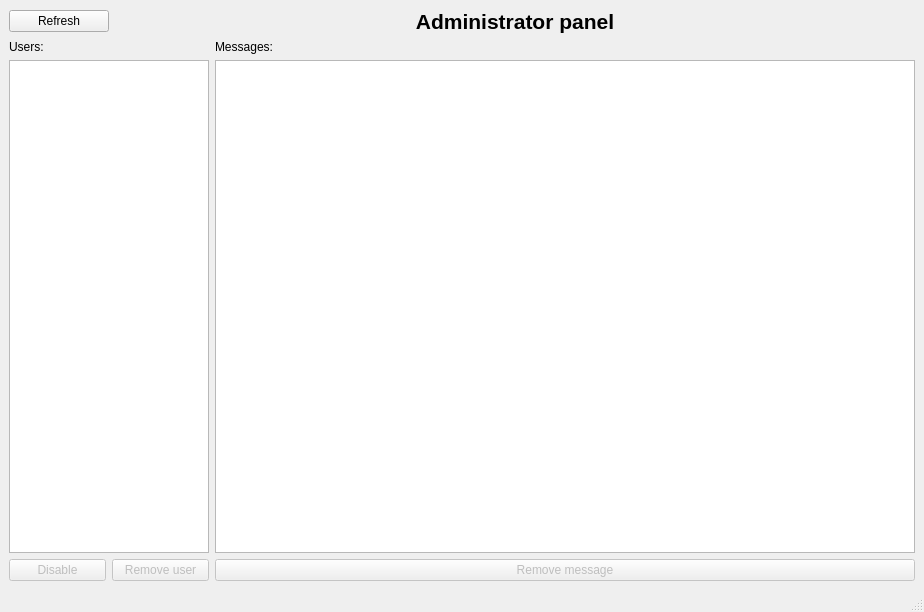
Above: server/mainwindow.ui from Lordgprs/GuiChat before the change. Below: the same form after it.
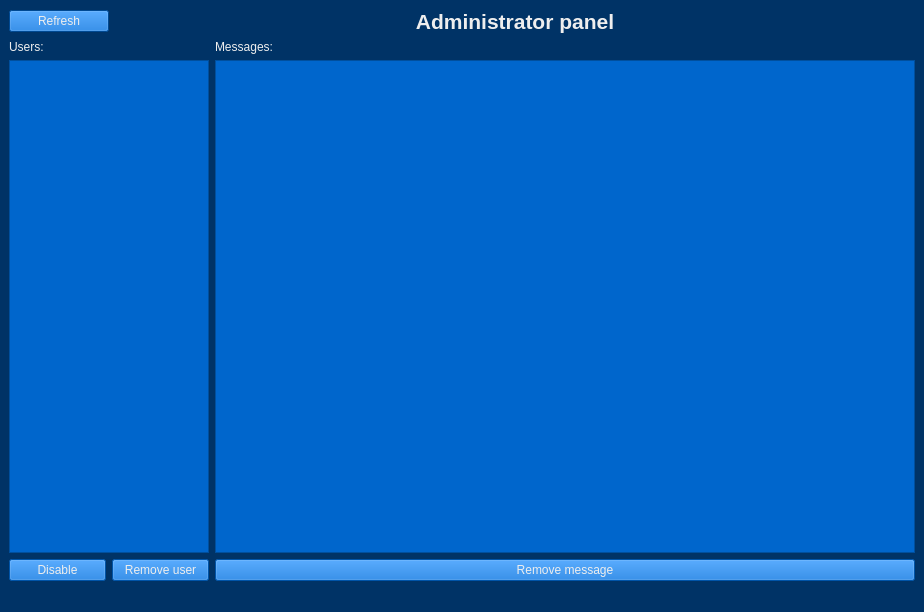
That is the form after the change.

The edit to the form file:
```diff
--- a/server/mainwindow.ui
+++ b/server/mainwindow.ui
@@ -19,6 +19,12 @@
   <property name="windowTitle">
    <string>Administrator panel</string>
   </property>
+  <property name="styleSheet">
+   <string notr="true">QWidget {background-color: #003366; color: #EEEEEE}
+QPushButton {background-color: #0066CC;}
+QListWidget{background-color: #0066CC;}
+QTextBrpwser{background-color: #0066CC;}</string>
+  </property>
   <widget class="QWidget" name="centralwidget">
    <layout class="QVBoxLayout" name="verticalLayout">
     <item>
```
